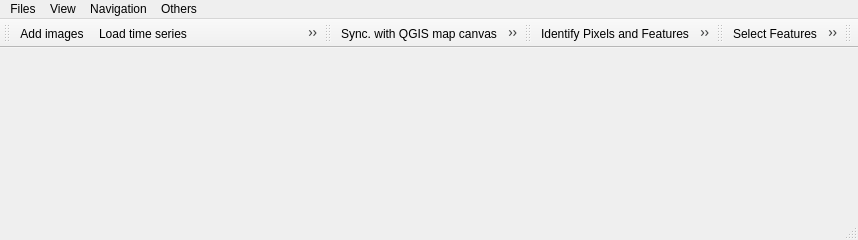
Before: the Qt Designer form eotimeseriesviewer/ui/timeseriesviewer.ui in jakimowb/eo-time-series-viewer, drawn with Qt 5.
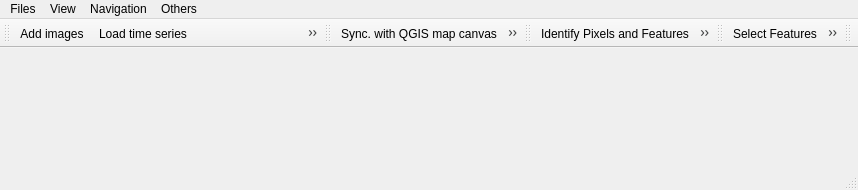
After: the same form once the commit is applied. Icons and pictures are not drawn. Custom widgets are drawn as their Qt base class.

Commit message: removed actionLockMapPanelSize from menu

What changed in the file:
```diff
--- a/eotimeseriesviewer/ui/timeseriesviewer.ui
+++ b/eotimeseriesviewer/ui/timeseriesviewer.ui
@@ -7,7 +7,7 @@
     <x>0</x>
     <y>0</y>
     <width>858</width>
-    <height>240</height>
+    <height>190</height>
    </rect>
   </property>
   <property name="windowTitle">
```
Left out of the diff: 1 changed line with no effect on the pictures.
